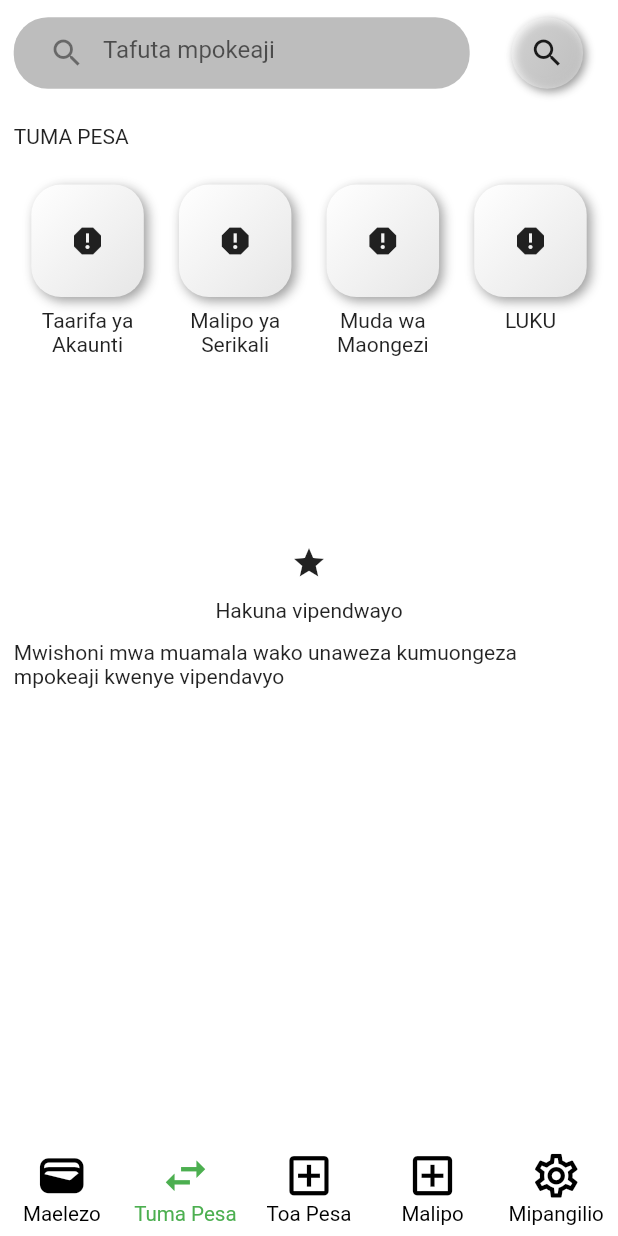
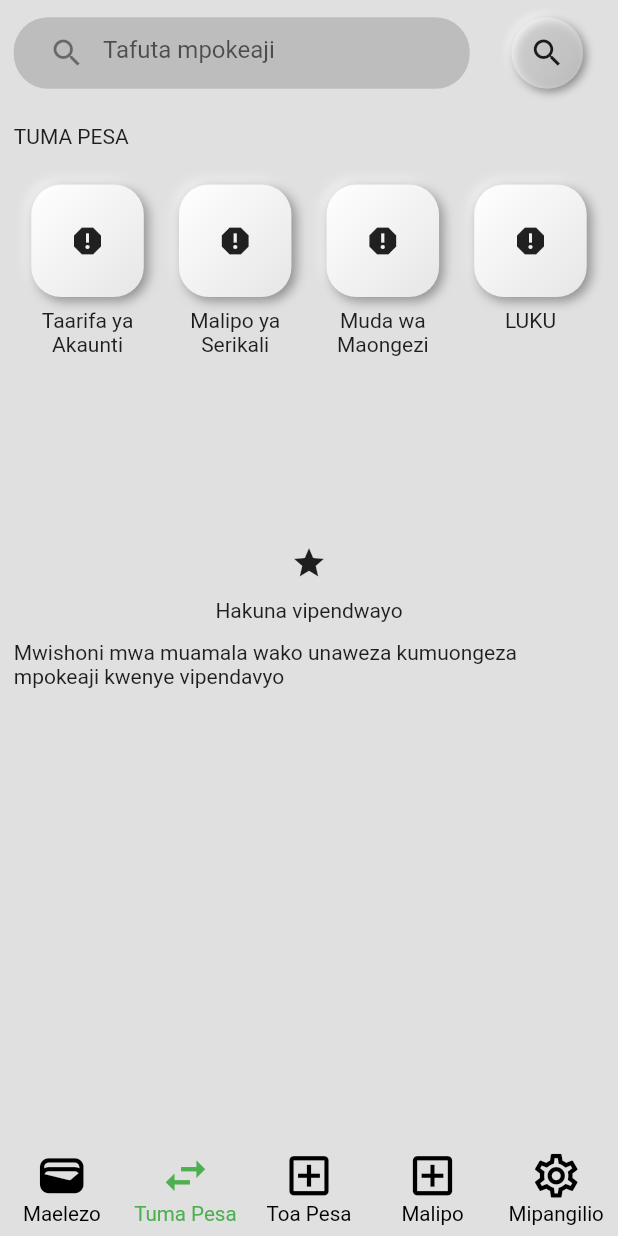
Before and after one commit to Mideny21/crdb_ui, a Flutter app: the screen it shows after launch, item 2 of the bottom bar chosen, on a phone screen of 412 x 824 dp. Run offline on Flutter 3.47's test engine with Material 2 defaults, Android fonts, the phone set to English and light mode, and no system bars; drawn by our look-alikes of flutter_neumorphic; our stand-ins replace flutter_screenutil.

Commit message:
fixed overlay

```diff
--- a/lib/pages/mipangilio.dart
+++ b/lib/pages/mipangilio.dart
@@ -69,7 +69,6 @@ class _MipangilioScreenState extends State<MipangilioScreen> {
                 icon: Icons.dark_mode_outlined,
                 tileTitle: "Dark mode"),
           ]),
-          SizedBox(height: 12.h),
           MipangilioUI(notitle: true, title: "", tile: [
             MipangilioTile(
                 icon: Icons.close, tileTitle: "Ondoa usajili wa kifaa"),
--- a/lib/pages/tuma_pesa.dart
+++ b/lib/pages/tuma_pesa.dart
@@ -18,7 +18,6 @@ class _TumaPesaScreenState extends State<TumaPesaScreen> {
     return Padding(
       padding: const EdgeInsets.symmetric(horizontal: 8, vertical: 10).r,
       child: ListView(
-        shrinkWrap: true,
         children: [
           SearchBar(title: "Tafuta mpokeaji"),
           SizedBox(height: 20.h),
--- a/lib/screens/main_screen.dart
+++ b/lib/screens/main_screen.dart
@@ -22,20 +22,19 @@ class _MainsScreenState extends State<MainsScreen> {
     });
   }
 
-  final List<Widget> pages = [
-    const MaelezoScreen(),
-    const TumaPesaScreen(),
-    const ToaPesaScreen(),
-    const MalipoScreen(),
-    const MipangilioScreen()
-    // Container()
+  static const List<Widget> pages = [
+    MaelezoScreen(),
+    TumaPesaScreen(),
+    ToaPesaScreen(),
+    MalipoScreen(),
+    MipangilioScreen()
   ];
 
   @override
   Widget build(BuildContext context) {
     return Scaffold(
-      backgroundColor: Colors.white70.withOpacity(0.8),
-      body: IndexedStack(index: _selectedIndex, children: pages),
+      backgroundColor: Colors.grey.shade300,
+      body: Center(child: pages.elementAt(_selectedIndex)),
       bottomNavigationBar: BottomNavigationBar(
         items: <BottomNavigationBarItem>[
           BottomNavigationBarItem(
```
